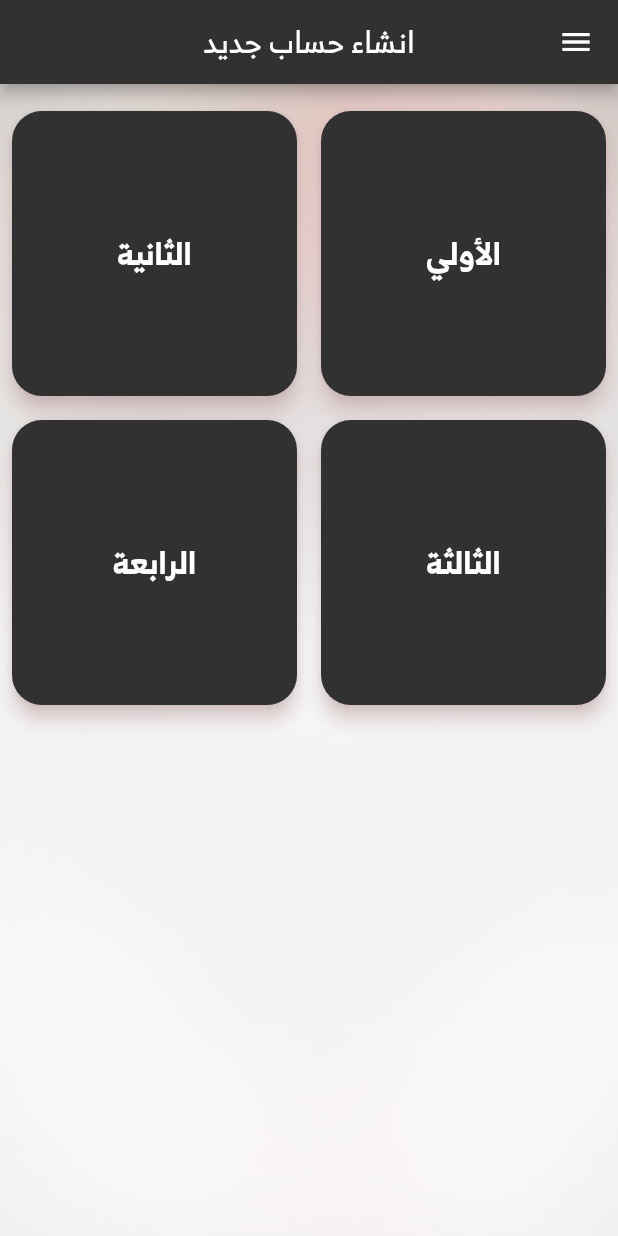
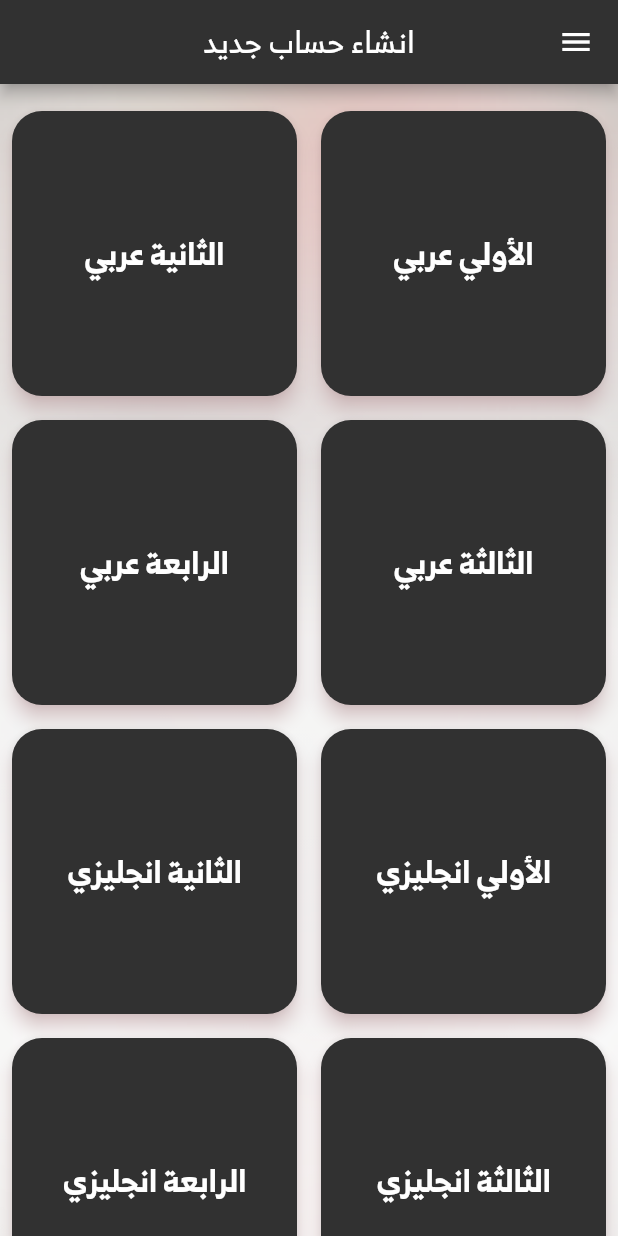
Before and after one commit to ahmed-mohsin/dreslam, a Flutter app: the Years screen opened directly, on a phone screen of 412 x 824 dp. Run offline on Flutter 3.47's test engine with Material 2 defaults, Android fonts, the phone set to English and light mode, and no system bars; our stand-ins replace cloud_firestore, device_info, firebase_auth, flushbar, flutter_spinkit, google_nav_bar and 7 more; missing offline and left inert: advance_pdf_viewer, status_alert; accounts and stored records are empty.

Commit message:
increase subject

```diff
--- a/lib/AdminPanal/rooms.dart
+++ b/lib/AdminPanal/rooms.dart
@@ -1,147 +1,241 @@
+List ar101 = [
+  "نظم سياسية و دستوري",
+  "شريعة اسلامية",
+  "اجرام و عقاب",
+  "لغة أجنبية أولي",
+  "لغة أجنبية تانية",
+  'لغة فرنسية'
+];
+List ar101val = [
+  "101nozm",
+  "101sh",
+  "101crime",
+  "101lang1",
+  "101lang2",
+  '101fr'
+];
+List en101 = [
+  "Criminology & Penelogy",
+  "شريعة",
+  "Political System",
+  "Agriculture law & intellectual property",
+  "قانون دستوري",
+  'لغة فرنسية',
+  'لغة انجليزي'
+];
+List en101val = [
+  "en101crim",
+  "en101sh",
+  "en101political",
+  "en101agricul",
+  "en101qdost",
+  'en101fr',
+  'en101en'
+];
+//
 // List r101 = [
-//   "نظم سياسية و دستوري",
-//   "شريعة اسلامية",
-//   "اجرام و عقاب",
-//   "لغة أجنبية أولي",
-//   "لغة أجنبية تانية"
+//   "مدخل قانون (نظرية حق)",
+//   "مدخل قانون (نظرية قانون)",
+//   "دولي",
+//   "لغة انجليزية",
+//   "تاريخ الدكتور معتز",
+//   "تاريخ الدكتور رفعت",
+//   "اقتصاد كلي",
+//   "اقتصاد جزئي",
+//   'انجلو',
+//   'ايكونومكس',
+//   'دولي انجليزي',
+//   'محاسبة AH'
 // ];
+//
 // List r101val = [
-//   "101nozm",
-//   "101sh",
-//   "101crime",
-//   "101lang1",
-//   "101lang2",
+//   "101md5lhaq",
+//   "101md5lqanon",
+//   "101int",
+//   "101lang",
+//   "101historyMoataz",
+//   "101historyrefat",
+//   "101economicf",
+//   "101economyhalf",
+//   "101Anglo",
+//   "101Economics",
+//   "101internatioEng",
+//   "101mohasbaAH",
+// ];
+////////////////////////////////////////////////
+List ar103 = [
+  "قانون جنائي",
+  "مالية عامة و تشرييع ضريبي",
+  "مواريث ووصايا",
+  "قانون العمل و التأمينات اجتماعية",
+  "لغة انجليزية"
+];
+List ar103val = [
+  "103crime",
+  "103fin",
+  "103mawareth",
+  "103workninsurance",
+  '103eng'
+];
+List en103 = [
+  "labor law",
+  "تأمينات",
+  "Public Finance",
+  "Constitutional Judiciary",
+  "قضاء اداري (إلغاء + تعويض)",
+  'جنائي'
+];
+List en103val = [
+  "en103laborlow",
+  "en103tamenat",
+  "en103public finan",
+  "en103const",
+  'en103cancel',
+  'en103crim'
+];
+
+// List r103 = [
+//   "تحكيم",
+//   "مدني عربي حقوق انجليزي",
+//   "تجاري عربي لحقوق انجليزي",
+//   "مرافعات",
+//   "مواريث",
+//   "قانون تجاري (شركات)",
+//   "قانون تجاري (اعمال تجاريه)",
+//   "قانون مدني (بيع)",
+//   "قانون مدني (ايجار)",
+//   "قانون مدني (تأمين)",
+//   'محاسبة AH'
+// ];
+// List r103val = [
+//   "103thkem",
+//   "103mdanyEn",
+//   "103commercailEn",
+//   "103moraf3at",
+//   "103mowareth",
+//   "103sharkat",
+//   "103a3mal",
+//   "103madbe4",
+//   "103madrent",
+//   "103madbuy",
+//   "103mohasbaAH",
 // ];
 
-List r101 = [
-  "مدخل قانون (نظرية حق)",
-  "مدخل قانون (نظرية قانون)",
-  "دولي",
-  "لغة انجليزية",
-  "تاريخ الدكتور معتز",
-  "تاريخ الدكتور رفعت",
-  "اقتصاد كلي",
-  "اقتصاد جزئي",
-  'انجلو',
-  'ايكونومكس',
-  'دولي انجليزي',
-  'محاسبة AH'
+///////////////////////////////////////////////
+// List r102 = [
+//   " قانون جنائي لحقوق عربي",
+//   " قانون جنائي لحقوق انجليزي",
+//   "مدني حقوق عربي",
+//   "مدني حقوق انجليزي",
+//   "مدني عربي لحقوق انجليزي",
+//   "احوال",
+//   " شريعه عربي",
+//   " شريعه انجليزي",
+//   "اقتصاد",
+//   "ايكونومكس",
+//   'محاسبة AH'
+// ];
+// List r102val = [
+//   "102cremar",
+//   "102cremen",
+//   "102sociar",
+//   "102socien",
+//   "102sociarForEn",
+//   "102ahwal",
+//   "102sharar",
+//   "102sharEn",
+//   "102economyar",
+//   "102economyen",
+//   "102mohasbaAH",
+// ];
+
+List ar102 = [
+  "قانون دولي",
+  "قانون اداري",
+  "قانون مدني",
+  "تاريخ القانون",
+  "لغة أجنبية"
+];
+List ar102val = [
+  "102َqi",
+  "102qad",
+  "102qm",
+  "102qh",
+  "102lang",
 ];
 
-List r101val = [
-  "101md5lhaq",
-  "101md5lqanon",
-  "101int",
-  "101lang",
-  "101historyMoataz",
-  "101historyrefat",
-  "101economicf",
-  "101economyhalf",
-  "101Anglo",
-  "101Economics",
-  "101internatioEng",
-  "101mohasbaAH",
+List en102 = [
+  "تاريخ",
+  "مدني عربي",
+  "law of evidence",
+  "adminstrative law",
+  "قانون اداراي ",
+  'English language'
+  'French language'
 ];
-////////////////////////////////////////////////
-// List r103 = [
-//   "قانون جنائي",
-//   "مالية عامة و تشرييع ضريبي",
-//   "مواريث ووصايا",
-//   "قانون العمل و التأمينات اجتماعية"
+List en102val = [
+  "en102history",
+  "en102civilized",
+  "en102evid",
+  "en102adminstartive",
+  "en102qedary",
+  'en102english',
+  'en102frensh'
+];
+///////////////////////////////////////////////
+List ar104 = [
+  "تنفيذ جبري",
+  "تشريع ضريبي",
+  "جنسية",
+  "مدني",
+  "قانون تجاري",
+  "قانون زراعي"
+];
+List ar104val = [
+  "104tnfez",
+  "104td",
+  "104gensya",
+  "104mad",
+  '104tgary',
+  '104zera3y'
+];
+List en104 = [
+  "تنفيذ",
+  "تشريع ضريبي",
+  'Banking',
+  "قانون دولي خاص (جنسية)",
+  "مدني (تأمينات)",
+  "قانون تجاري(اوراق و افلاس)",
+  "Agriculture Law"
+];
+List en104val = [
+  "en104tnfez",
+  "en104taxtshre3",
+  "en104banking",
+  "en104qinternational",
+  'en104civilization',
+  'en104togary',
+  'en104agriculture'
+];
+// List r104 = [
+//   "اجراءات جنائية",
+//   "اصول فقه",
+//   "اداره عامة",
+//   "مدني (ملكية)",
+//   "مدني(تأمينات عينية)",
+//   "بحري و جوي",
+//   'محاسبة',
+//   'Banking AH',
+//   'cost AH'
 // ];
-// List r103val = ["103crime", "103fin", "103mawareth", "103workninsurance"];
-
-List r103 = [
-  "تحكيم",
-  "مدني عربي حقوق انجليزي",
-  "تجاري عربي لحقوق انجليزي",
-  "مرافعات",
-  "مواريث",
-  "قانون تجاري (شركات)",
-  "قانون تجاري (اعمال تجاريه)",
-  "قانون مدني (بيع)",
-  "قانون مدني (ايجار)",
-  "قانون مدني (تأمين)",
-  'محاسبة AH'
-];
-List r103val = [
-  "103thkem",
-  "103mdanyEn",
-  "103commercailEn",
-  "103moraf3at",
-  "103mowareth",
-  "103sharkat",
-  "103a3mal",
-  "103madbe4",
-  "103madrent",
-  "103madbuy",
-  "103mohasbaAH",
-];
-
-///////////////////////////////////////////////
-List r102 = [
-  " قانون جنائي لحقوق عربي",
-  " قانون جنائي لحقوق انجليزي",
-  "مدني حقوق عربي",
-  "مدني حقوق انجليزي",
-  "مدني عربي لحقوق انجليزي",
-  "احوال",
-  " شريعه عربي",
-  " شريعه انجليزي",
-  "اقتصاد",
-  "ايكونومكس",
-  'محاسبة AH'
-];
-List r102val = [
-  "102cremar",
-  "102cremen",
-  "102sociar",
-  "102socien",
-  "102sociarForEn",
-  "102ahwal",
-  "102sharar",
-  "102sharEn",
-  "102economyar",
-  "102economyen",
-  "102mohasbaAH",
-];
-
-// List r102 = [
-//   "قانون دولي",
-//   "قانون اداري",
-//   "قانون مدني",
-//   "تاريخ القانون",
-//   "لغة أجنبية"
+// List r104val = [
+//   "104egrat",
+//   "104feqh",
+//   "104edara",
+//   "104mad",
+//   "104ensuran",
+//   "104airsee",
+//   "104mohasba",
+//   '104Banking AH',
+//   '104cost'
 // ];
-// List r102val = [
-//   "102َqi",
-//   "102qad",
-//   "102qm",
-//   "102qh",
-//   "102lang",
-// ];
-///////////////////////////////////////////////
-// List r104 = ["تنفيذ جبري", "دولي خاص", "قانون تجاري", "قانون زراعي"];
-// List r104val = ["104tnfez", "104privite", "104commerce", "104farm"];
-List r104 = [
-  "اجراءات جنائية",
-  "اصول فقه",
-  "اداره عامة",
-  "مدني (ملكية)",
-  "مدني(تأمينات عينية)",
-  "بحري و جوي",
-  'محاسبة',
-  'Banking AH',
-  'cost AH'
-];
-List r104val = [
-  "104egrat",
-  "104feqh",
-  "104edara",
-  "104mad",
-  "104ensuran",
-  "104airsee",
-  "104mohasba",
-  '104Banking AH',
-  '104cost'
-];
--- a/lib/AdminPanal/years.dart
+++ b/lib/AdminPanal/years.dart
@@ -80,10 +80,14 @@ class _YearsBodyState extends State<YearsBody> {
         shrinkWrap: true,
         crossAxisCount: 2,
         children: <Widget>[
-          yearItem("الأولي", "101", r101, r101val),
-          yearItem("الثانية", "102", r102, r102val),
-          yearItem("الثالثة", "103", r103, r103val),
-          yearItem("الرابعة", "104", r104, r104val),
+          yearItem("الأولي عربي", "101", ar101, ar101val),
+          yearItem("الثانية عربي", "102", ar102, ar102val),
+          yearItem("الثالثة عربي", "103", ar103, ar103val),
+          yearItem("الرابعة عربي", "104", ar104, ar104val),
+          yearItem("الأولي انجليزي", "en101", en101, en101val),
+          yearItem("الثانية انجليزي", "en102", en102, en102val),
+          yearItem("الثالثة انجليزي", "en103", en103, en103val),
+          yearItem("الرابعة انجليزي", "en104", en104, en104val),
          widget.type=="videos"?Padding(
             padding: const EdgeInsets.all(8.0),
             child: Material(
--- a/lib/player2.dart
+++ b/lib/player2.dart
@@ -1,7 +1,6 @@
 import 'package:flutter/material.dart';
 import 'package:flutter/widgets.dart';
 import 'package:flutter_spinkit/flutter_spinkit.dart';
-import 'package:flutube/flutube.dart';
 import 'Decorations.dart';
 import 'Rooms.dart';
 import 'colors.dart';
@@ -27,22 +26,6 @@ class _YoutubePlayerPage2State extends State<YoutubePlayerPage2> {
         width: MediaQuery.of(context).size.width,
         decoration: BoxDecoration(image: decorationImage("g3.jpg")),
         child: Container(
-          child: FluTube(
-            'https://www.youtube.com/watch?v=${widget.id}',
-            aspectRatio: 16 / 9,
-            autoPlay: true,
-            looping: false,
-            allowMuting: true,
-            showControls: true,
-            allowFullScreen: true,
-            fullscreenByDefault: true,
-            showThumb: true,
-            placeholder: SpinKitCircle(
-              color: goldenColor,
-            ),
-            onVideoStart: () {},
-            onVideoEnd: () {},
-          ),
         ),
       ),
     );
--- a/pubspec.yaml
+++ b/pubspec.yaml
@@ -38,7 +38,7 @@ dependencies:
   status_alert: ^0.1.2
   google_nav_bar: ^2.0.0
   line_icons: ^0.2.0
-  flutube: ^0.8.3
+  #flutube: ^0.8.3
   youtube_player_flutter: ^6.1.1
   shared_preferences: ^0.5.12
 #  firebase_remote_config: 0.3.1+1
```
Also changed, not shown: pubspec.lock.
